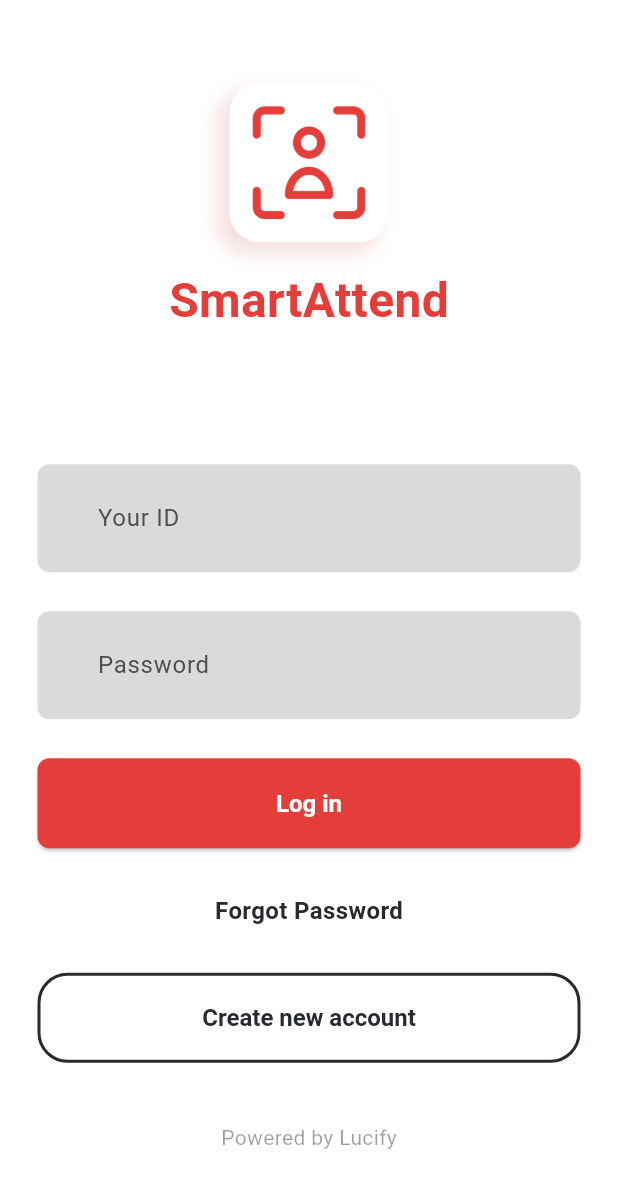
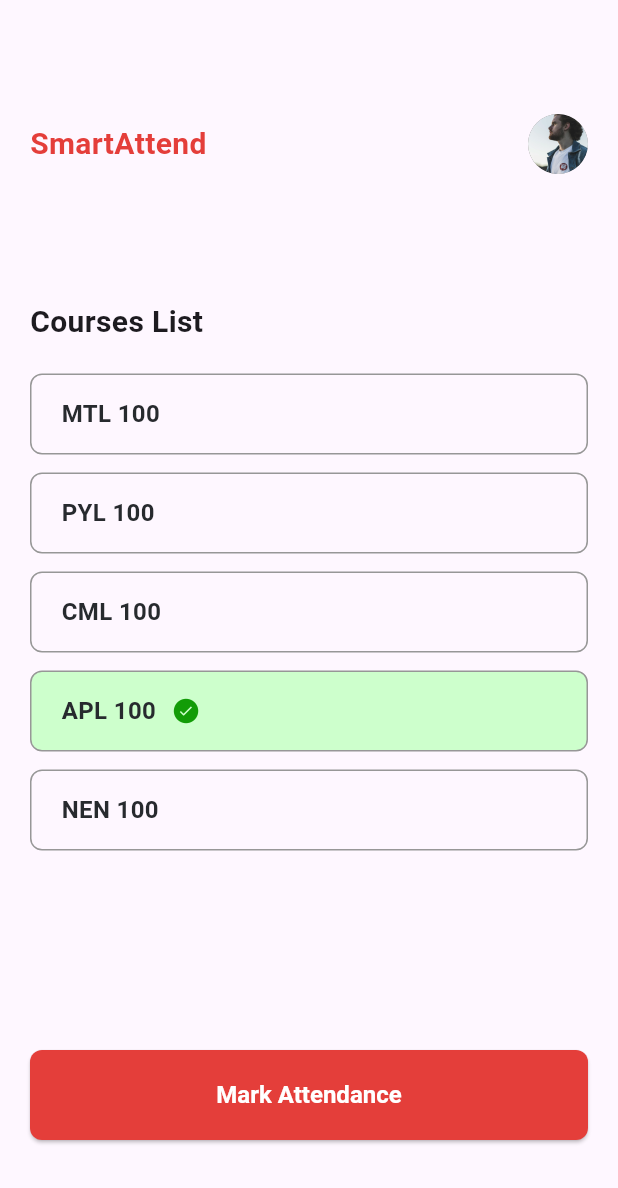
Before and after one commit to tavindersingh/lucify_task, a Flutter app: the screen it shows after launch, after a tap on "Log in", on a phone screen of 412 x 824 dp. Shown: the top 1188 px of the screen. Run offline on Flutter 3.47's test engine with Material 3 defaults, Android fonts, the phone set to English and light mode, and no system bars; our stand-ins replace google_fonts.

Commit message:
added courses list page

```diff
--- /dev/null
+++ b/frontend/smart_attend_app/lib/common/helpers/sample_data.dart
@@ -0,0 +1,11 @@
+import 'package:smart_attend_app/features/courses/domain/entity/course.dart';
+
+class SampleData {
+  static List<Course> courses = [
+    Course(id: '1', code: 'MTL 100'),
+    Course(id: '2', code: 'PYL 100'),
+    Course(id: '3', code: 'CML 100'),
+    Course(id: '4', code: 'APL 100', isSelected: true),
+    Course(id: '5', code: 'NEN 100'),
+  ];
+}
--- /dev/null
+++ b/frontend/smart_attend_app/lib/common/widgets/my_app_bar.dart
@@ -0,0 +1,35 @@
+import 'package:flutter/material.dart';
+
+class MyAppBar extends StatelessWidget {
+  const MyAppBar({super.key});
+
+  @override
+  Widget build(BuildContext context) {
+    return SizedBox(
+      height: 40,
+      child: Row(
+        mainAxisAlignment: MainAxisAlignment.spaceBetween,
+        children: [
+          const Text(
+            'SmartAttend',
+            style: TextStyle(
+              fontSize: 20,
+              fontWeight: FontWeight.w600,
+              color: Color(0xFFE43E3A),
+            ),
+          ),
+          Container(
+            width: 40,
+            height: 40,
+            clipBehavior: Clip.antiAlias,
+            decoration: BoxDecoration(
+              borderRadius: BorderRadius.circular(100),
+              color: Colors.grey,
+            ),
+            child: Image.asset('assets/images/profile.png'),
+          ),
+        ],
+      ),
+    );
+  }
+}
--- a/frontend/smart_attend_app/lib/features/auth/presentation/pages/login_page.dart
+++ b/frontend/smart_attend_app/lib/features/auth/presentation/pages/login_page.dart
@@ -1,4 +1,5 @@
 import 'package:flutter/material.dart';
+import 'package:smart_attend_app/features/courses/presentation/pages/courses_list_page.dart';
 
 class LoginPage extends StatelessWidget {
   const LoginPage({super.key});
@@ -91,17 +92,11 @@ class LoginPage extends StatelessWidget {
                       ),
                       const SizedBox(height: 26),
                       ElevatedButton(
-                        onPressed: () {},
-                        style: ElevatedButton.styleFrom(
-                          backgroundColor: const Color(0xFFE43E3A),
-                          padding: const EdgeInsets.symmetric(
-                            horizontal: 80,
-                            vertical: 16,
-                          ),
-                          shape: RoundedRectangleBorder(
-                            borderRadius: BorderRadius.circular(8),
-                          ),
-                        ),
+                        onPressed: () {
+                          Navigator.of(context).pushReplacement(
+                              MaterialPageRoute(
+                                  builder: (_) => const CoursesListPage()));
+                        },
                         child: const Text('Log in'),
                       ),
                       const SizedBox(height: 30),
--- /dev/null
+++ b/frontend/smart_attend_app/lib/features/courses/domain/entity/course.dart
@@ -0,0 +1,12 @@
+class Course {
+  final String id;
+  final String code;
+
+  bool isSelected;
+
+  Course({
+    required this.id,
+    required this.code,
+    this.isSelected = false,
+  });
+}
--- /dev/null
+++ b/frontend/smart_attend_app/lib/features/courses/presentation/pages/courses_list_page.dart
@@ -0,0 +1,59 @@
+import 'package:flutter/material.dart';
+import 'package:smart_attend_app/common/helpers/sample_data.dart';
+import 'package:smart_attend_app/common/widgets/my_app_bar.dart';
+import 'package:smart_attend_app/features/courses/presentation/widgets/course_list_item.dart';
+
+class CoursesListPage extends StatelessWidget {
+  const CoursesListPage({super.key});
+
+  @override
+  Widget build(BuildContext context) {
+    return Scaffold(
+      body: Padding(
+        padding: const EdgeInsets.all(20),
+        child: Column(
+          crossAxisAlignment: CrossAxisAlignment.start,
+          children: [
+            const SizedBox(
+              height: 56,
+            ),
+            const MyAppBar(),
+            const SizedBox(
+              height: 84,
+            ),
+            const Text(
+              'Courses List',
+              style: TextStyle(
+                fontSize: 20,
+                fontWeight: FontWeight.bold,
+              ),
+            ),
+            const SizedBox(
+              height: 20,
+            ),
+            ...SampleData.courses.map(
+              (course) => Column(
+                children: [
+                  CourseListItem(
+                    course: course,
+                  ),
+                  const SizedBox(
+                    height: 12,
+                  ),
+                ],
+              ),
+            ),
+            const Spacer(),
+            ElevatedButton(
+              onPressed: () {},
+              child: const Text('Mark Attendance'),
+            ),
+            const SizedBox(
+              height: 44,
+            ),
+          ],
+        ),
+      ),
+    );
+  }
+}
--- /dev/null
+++ b/frontend/smart_attend_app/lib/features/courses/presentation/widgets/course_list_item.dart
@@ -0,0 +1,53 @@
+import 'package:flutter/material.dart';
+import 'package:smart_attend_app/features/courses/domain/entity/course.dart';
+
+class CourseListItem extends StatelessWidget {
+  final Course course;
+
+  const CourseListItem({
+    super.key,
+    required this.course,
+  });
+
+  @override
+  Widget build(BuildContext context) {
+    return Container(
+      padding: const EdgeInsets.symmetric(
+        horizontal: 20,
+        vertical: 14,
+      ),
+      decoration: BoxDecoration(
+        color: course.isSelected ? const Color(0xFFCDFFCC) : Colors.transparent,
+        borderRadius: BorderRadius.circular(8),
+        border: Border.all(
+          width: 1,
+          color: const Color(0xFF979797),
+        ),
+      ),
+      child: Row(
+        children: [
+          Text(
+            course.code,
+            style: const TextStyle(
+              fontSize: 16,
+              fontWeight: FontWeight.w700,
+              color: Color(0xFF272A2E),
+              height: 1.5,
+            ),
+          ),
+          course.isSelected
+              ? Container(
+                  margin: const EdgeInsets.only(
+                    left: 10,
+                  ),
+                  child: Image.asset(
+                    'assets/images/tick.png',
+                    width: 20,
+                  ),
+                )
+              : const SizedBox()
+        ],
+      ),
+    );
+  }
+}
--- a/frontend/smart_attend_app/lib/main.dart
+++ b/frontend/smart_attend_app/lib/main.dart
@@ -18,6 +18,10 @@ class MainApp extends StatelessWidget {
           style: ElevatedButton.styleFrom(
             minimumSize: const Size.fromHeight(60),
             foregroundColor: Colors.white,
+            backgroundColor: const Color(0xFFE43E3A),
+            shape: RoundedRectangleBorder(
+              borderRadius: BorderRadius.circular(8),
+            ),
             textStyle: const TextStyle(
               fontSize: 16,
               fontWeight: FontWeight.w700,
```
Also changed, not shown: frontend/smart_attend_app/assets/images/profile.png (added), frontend/smart_attend_app/assets/images/tick.png (added).
